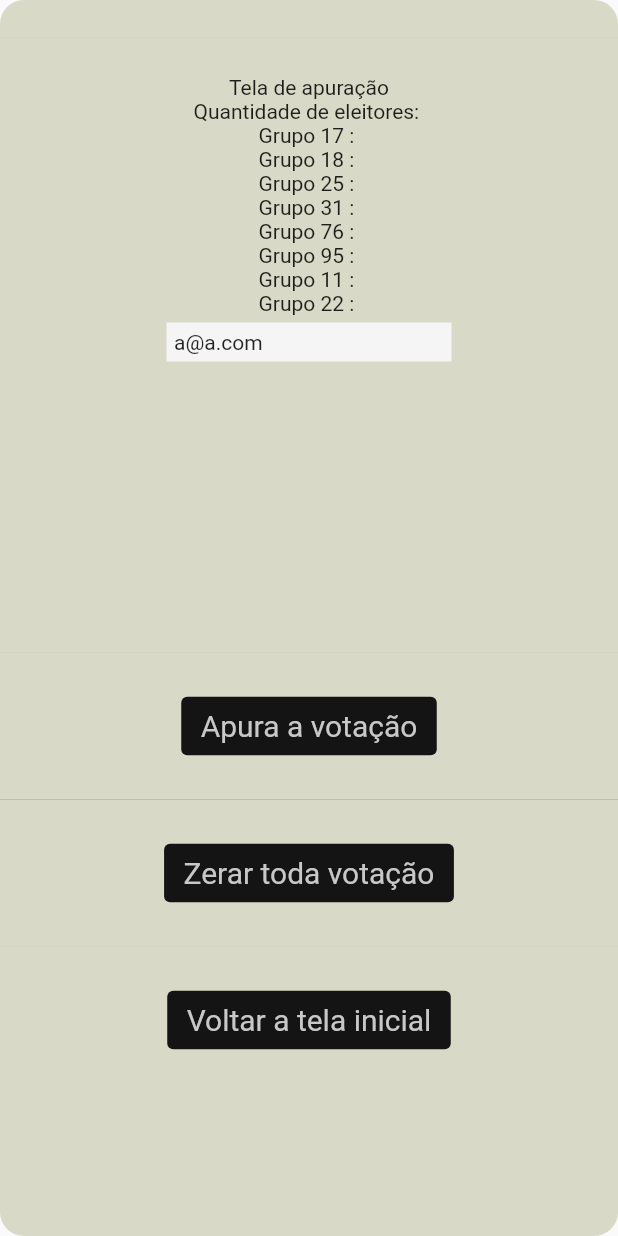
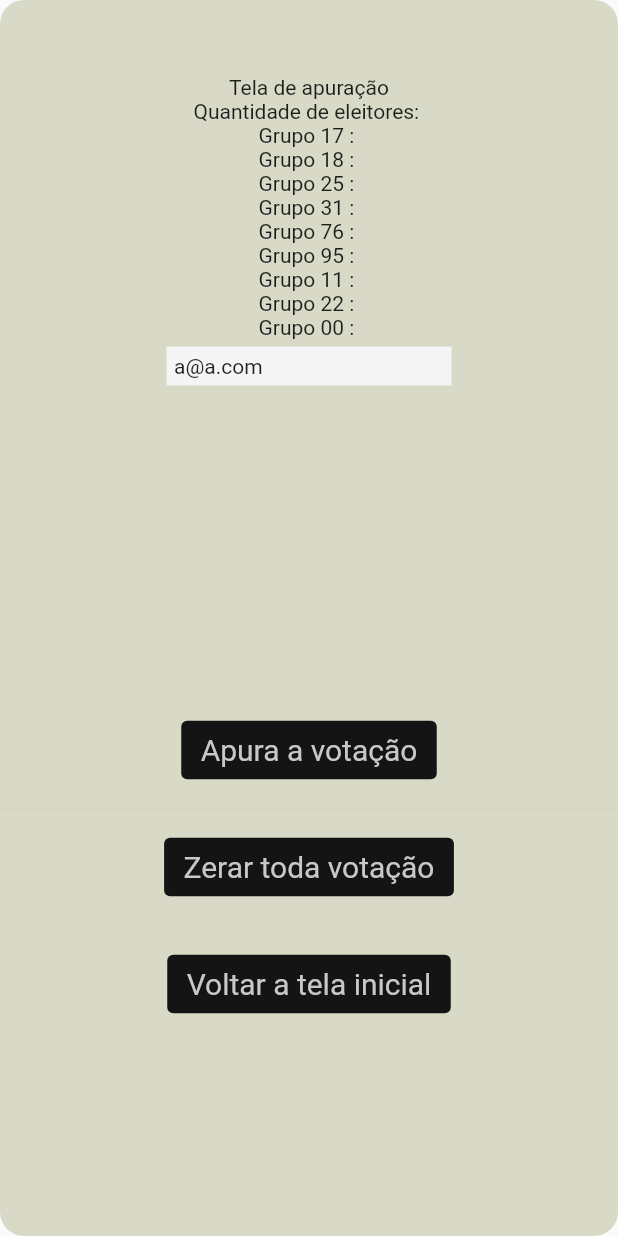
Before and after one commit to heron-brito/urna, a Flutter app: the AdminPage screen opened directly, on a phone screen of 412 x 824 dp. Run offline on Flutter 3.47's test engine with Material 2 defaults, Android fonts, the phone set to English and light mode, and no system bars; our stand-ins replace shared_preferences; accounts and stored records are empty.

Commit message:
versao 1.0

```diff
--- a/lib/pagina_admin.dart
+++ b/lib/pagina_admin.dart
@@ -26,6 +26,7 @@ class _AdminPageState extends State<AdminPage> {
   String candidato_95 = '';
   String candidato_11 = '';
   String candidato_22 = '';
+  String candidato_00 = '';
 
   // String get qtd_votantes => emails.length.toString();
   // String qtd_votantes = emails.length.toString();
@@ -76,7 +77,7 @@ class _AdminPageState extends State<AdminPage> {
      candidato_76 = prefs.getInt('76').toString() ?? '' ;
      candidato_95 = prefs.getInt('95').toString() ?? '' ;
      candidato_11 = prefs.getInt('11').toString() ?? '' ;
-     candidato_22 = prefs.getInt('22').toString() ?? '' ;
+     candidato_00 = prefs.getInt('00').toString() ?? '' ;
     //  print('qtd eleitores: $qtdVotantes}');
 
     // }
@@ -131,6 +132,7 @@ class _AdminPageState extends State<AdminPage> {
                   Text('Grupo 95 : ${candidato_95}'),
                   Text('Grupo 11 : ${candidato_11}'),
                   Text('Grupo 22 : ${candidato_22}'),
+                  Text('Grupo 00 : ${candidato_00}'),
 
                   SizedBox(
                     height: 200,
@@ -164,7 +166,7 @@ class _AdminPageState extends State<AdminPage> {
                       onPressed: (){_listaVotantes();},
                       child: const Text(' Apura a votação ')
                    ),
-                   Divider(height: 50,),
+                   Divider(height: 30, thickness: 0.1,),
                    TextButton(
                       style: TextButton.styleFrom(
                         primary: const Color.fromARGB(255, 200, 200, 200),
@@ -180,7 +182,7 @@ class _AdminPageState extends State<AdminPage> {
                       child: const Text(' Zerar toda votação ')
                    ),
                   const Divider(
-                    height: 50,
+                    height: 30,
                     thickness: 0.1,
                   ),
                    TextButton(
--- a/lib/pagina_cadidato.dart
+++ b/lib/pagina_cadidato.dart
@@ -1,8 +1,15 @@
 // ignore_for_file: prefer_const_constructors, prefer_const_literals_to_create_immutables
+
+import 'dart:io';
 
 import 'package:flutter/material.dart';
 import 'package:shared_preferences/shared_preferences.dart';
 import 'package:urna/main.dart';
+// import 'package:audioplayers_windows/'
+// import 'package:audioplayers/audioplayers.dart';
+// import 'package:audioplayers/audioplayers.dart';
+// import 'package:audioplayers/audio_cache.dart';
+// import 'package:just_audio/just_audio.dart';
 // import 'package:flutter/src/foundation/key.dart';
 // import 'package:flutter/src/widgets/framework.dart';
 
@@ -43,7 +50,7 @@ class _PaginaCandidatoState extends State<PaginaCandidato> {
       } else if ( algarismo_um == 1 && algarismo_dois == 7){
         candidato = 'A democratização da vacina e o projeto SUS';
         foto_cadidato ='asset/img/vacina.jpg';
-      } else if ( algarismo_um == 1 && algarismo_dois == 1){
+      } else if ( algarismo_um == 1 && algarismo_dois == 3){
         candidato = 'Palhaço';
         foto_cadidato ='asset/img/palhaco.webp';
       } else if ( algarismo_um == 2 && algarismo_dois == 2){
@@ -59,6 +66,20 @@ class _PaginaCandidatoState extends State<PaginaCandidato> {
       }
     });
   }
+
+
+  // late AudioPlayer player;
+  // @override
+  // void initState() {
+  //   super.initState();
+  //   player = AudioPlayer();
+  // }
+  // @override
+  // void dispose() {
+  //   player.dispose();
+  //   super.dispose();
+  // }
+
 
   @override
   Widget build(BuildContext context) {
@@ -297,7 +318,33 @@ class LinhaUm extends StatefulWidget {
 
 class _LinhaUmState extends State<LinhaUm> {
 
+  // late AudioPlayer player;
+  // @override
+  // void initState() {
+  //   super.initState();
+  //   player = AudioPlayer();
+  // }
+  // @override
+  // void dispose() {
+  //   player.dispose();
+  //   super.dispose();
+  // }
+
+
+  void _tocaSomBotao() async {
+    // final player = AudioPlayer();
+    // await player.play(AssetSource('sounds/fim.wav'));
+
+    // player.play(UrlSource('asset/img/fim.m4a'));
+    // await player.play(AssetSource('asset/img/fim.m4a'));
+    // await player.play(AssetSource('img/fim.m4a'));
+
+    // await player.setAsset('assets/soungs/fim.wav');
+    // player.play();
+  }
+
   _onPressedBotao(int digito) {
+    _tocaSomBotao();
     setState(() {
       print('onPressdBotao: ' + digito.toString());
       if (algarismo_um_pressionado){
@@ -546,9 +593,22 @@ class _LinhaDeBaixo extends State<LinhaDeBaixo> {
     widget.notifyParent();
   }
 
+  void _tocaSom() async {
+    // final player = AudioPlayer();
+    // player.play(UrlSource('asset/img/fim.m4a'));
+    // await player.play(AssetSource('sounds/note1.wave'));
+  }
+
   void _onPressedConfirma() async {
     print('onPressedConfirma');
     int new_counter;
+    String grupo_string;
+    int grupo;
+    grupo_string =  '${algarismo_um.toString()}${algarismo_dois.toString()}' ;
+    print(grupo_string);
+    grupo = int.parse(grupo_string);
+    print(grupo);
+
     // onPressedConfirma();
     final prefs = await SharedPreferences.getInstance();
     final int? counter = prefs.getInt(algarismo_um.toString() + algarismo_dois.toString());
@@ -570,8 +630,17 @@ class _LinhaDeBaixo extends State<LinhaDeBaixo> {
     }
     print(prefsMap);
 
-    _onPressedCorrige();
-    vaiParaTelaInicial();
+    if ( grupo == 17 || grupo == 18 || grupo == 25 || grupo == 31 || grupo == 76 || grupo == 95) {
+      _onPressedCorrige();
+      // _tocaSom();
+      // sleep(Duration(seconds: 2) );
+      vaiParaTelaInicial();
+    } else {
+       final snackBar = SnackBar(
+               content: const Text('Candidato inválido  !!!'),
+        );
+        ScaffoldMessenger.of(context).showSnackBar(snackBar);
+    }
   }
 
 
--- a/pubspec.yaml
+++ b/pubspec.yaml
@@ -39,6 +39,9 @@ dependencies:
   # sqflite: ^2.0.1 #stable version at the time of publishing this article
   # path_provider: ^2.0.11 #stable version at the time of publishing this article
   shared_preferences: ^2.0.15
+  # just_audio: ^0.9.13
+  # audioplayers: ^1.0.1
+  # audioplayers_windows: ^1.0.0
 
 dev_dependencies:
   flutter_test:
```
Also changed, not shown: pubspec.lock, 3 other files.
